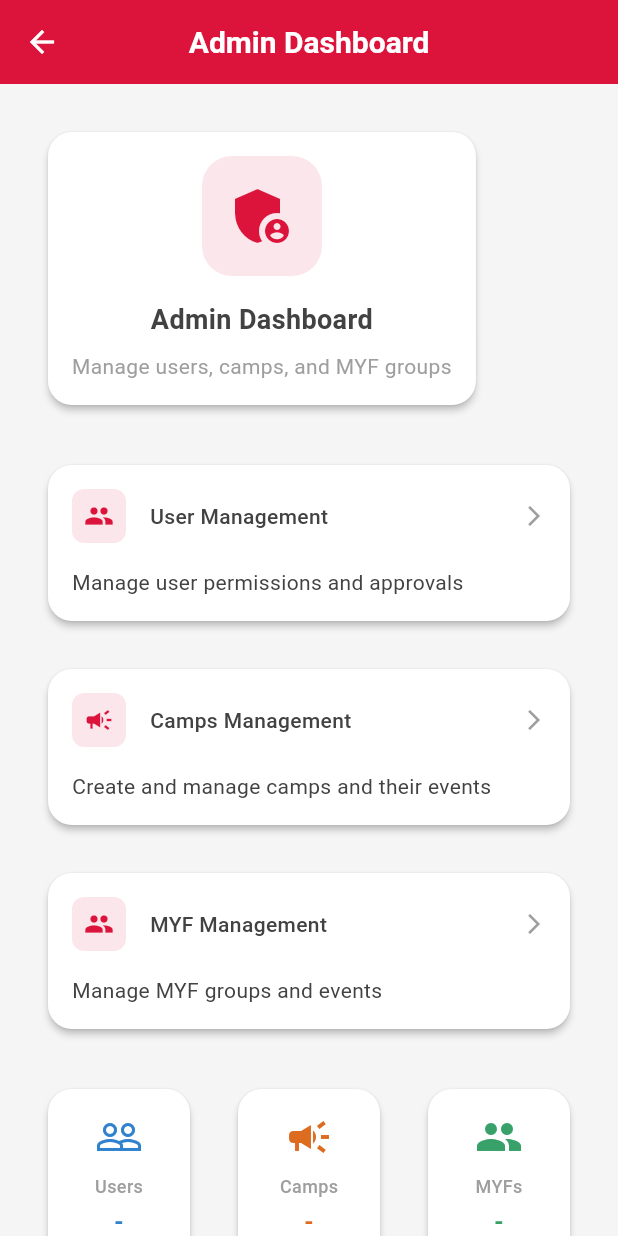
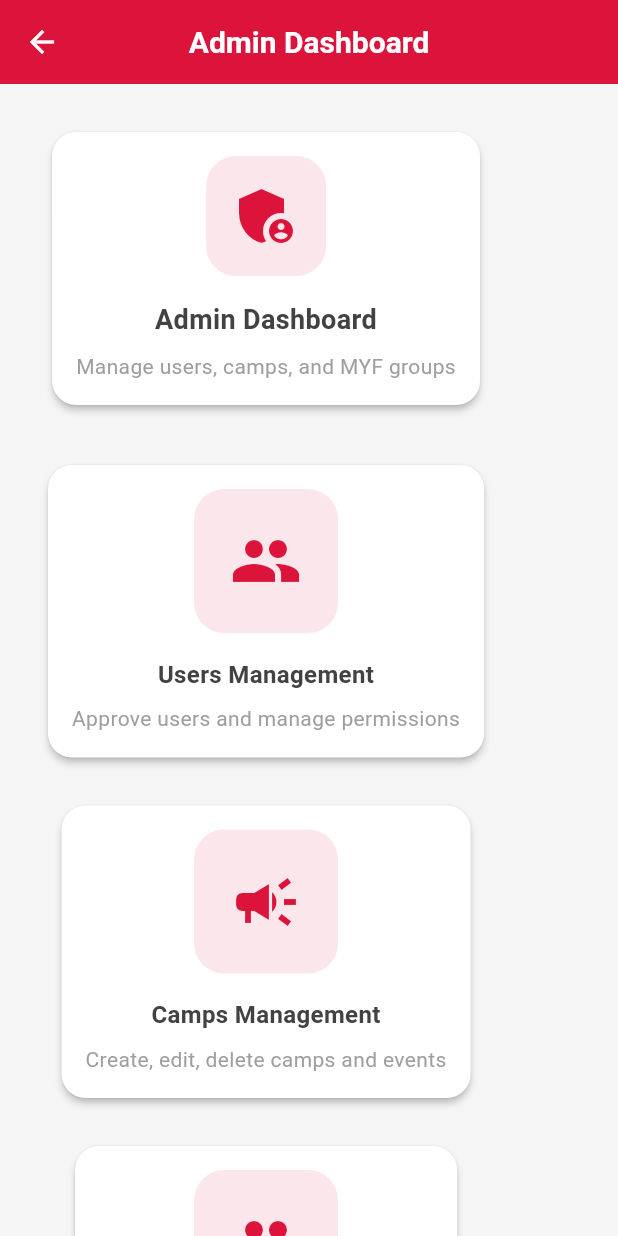
Before and after one commit to SwitU7Ronald/myf_connect, a Flutter app: the AdminDashboardPage screen opened by its route, on a phone screen of 412 x 824 dp. Run offline on Flutter 3.47's test engine with Material 3 defaults, Android fonts, the light colour scheme and no system bars; our stand-ins replace cloud_firestore, firebase_auth, firebase_core, google_sign_in; accounts and stored records are empty; generated files the repository leaves out were written again.

Commit message:
Refactor admin pages and profile page to use shared theme and widgets
- Updated AdminDashboardPage to use MethodistTheme and custom widgets
- Fixed import paths in AdminDashboardPage to properly reference page classes
- Refactored CampsManagementPage to use shared widgets (InfoCard, LoadingWidget, etc.)
- Updated MyfsCreatePage to use AppTextField, PrimaryButton, and MethodistCard
- Refactored ProfilePage to remove hardcoded colors and use MethodistTheme constants
- Improved UI consistency across all admin pages
- Enhanced error handling with theme-based snackbar methods
- Added proper loading states using LoadingOverlay and LoadingWidget

```diff
--- a/lib/pages/admin/admin_dashboard_page.dart
+++ b/lib/pages/admin/admin_dashboard_page.dart
@@ -1,8 +1,10 @@
+// ./lib/pages/admin/admin_dashboard_page.dart
 import 'package:flutter/material.dart';
 import '../../widgets/widgets.dart';
-import '../admin/camps_manage/camps_management_page.dart';
-import '../admin/myfs_manage/myfs_management_page.dart';
-import '../admin/users_manage/users_management_page.dart';
+// Fix the import paths - use absolute paths from lib/
+import '../../pages/admin/users_manage/users_management_page.dart';
+import '../../pages/admin/camps_manage/camps_management_page.dart';
+import '../../pages/admin/myfs_manage/myfs_management_page.dart';
 
 class AdminDashboardPage extends StatelessWidget {
   const AdminDashboardPage({super.key});
@@ -10,47 +12,43 @@ class AdminDashboardPage extends StatelessWidget {
   @override
   Widget build(BuildContext context) {
     return Scaffold(
-      backgroundColor: context.backgroundColor,
+      backgroundColor: MethodistTheme.lightGray,
       appBar: AppBar(
         title: const Text('Admin Dashboard'),
-        backgroundColor: context.primaryColor,
-        foregroundColor: context.surfaceColor,
-        elevation: 0,
+        backgroundColor: MethodistTheme.primaryRed,
+        foregroundColor: MethodistTheme.white,
       ),
       body: SingleChildScrollView(
         padding: MethodistTheme.paddingL,
         child: Column(
-          crossAxisAlignment: CrossAxisAlignment.start,
           children: [
-            // Welcome Card
+            // Header Card
             MethodistCard(
               child: Column(
                 children: [
                   Container(
                     padding: MethodistTheme.paddingM,
                     decoration: BoxDecoration(
-                      color: context.primaryColor.withOpacity(0.1),
-                      borderRadius: BorderRadius.circular(context.radiusXL),
+                      color: MethodistTheme.primaryRed.withOpacity(0.1),
+                      borderRadius: BorderRadius.circular(MethodistTheme.radiusXL),
                     ),
                     child: Icon(
                       Icons.admin_panel_settings,
                       size: 48,
-                      color: context.primaryColor,
+                      color: MethodistTheme.primaryRed,
                     ),
                   ),
-                  SizedBox(height: context.spacingM),
+                  SizedBox(height: MethodistTheme.spacingM),
                   Text(
                     'Admin Dashboard',
-                    style: context.headlineSmall.copyWith(
-                      color: context.textPrimary,
-                    ),
+                    style: MethodistTheme.headlineSmall,
                     textAlign: TextAlign.center,
                   ),
-                  SizedBox(height: context.spacingS),
+                  SizedBox(height: MethodistTheme.spacingS),
                   Text(
                     'Manage users, camps, and MYF groups',
-                    style: context.bodyMedium.copyWith(
-                      color: context.textSecondary,
+                    style: MethodistTheme.bodyMedium.copyWith(
+                      color: MethodistTheme.mediumGray,
                     ),
                     textAlign: TextAlign.center,
                   ),
@@ -58,147 +56,41 @@ class AdminDashboardPage extends StatelessWidget {
               ),
             ),
 
-            SizedBox(height: context.spacingL),
+            SizedBox(height: MethodistTheme.spacingL),
 
             // Management Cards
-            InfoCard(
-              title: 'User Management',
-              description: 'Manage user permissions and approvals',
+            FeatureCard(
+              title: 'Users Management',
+              description: 'Approve users and manage permissions',
               icon: Icons.people,
-              onTap: () {
-                Navigator.push(
+              onTap: () => Navigator.push(
                 context,
-                  MaterialPageRoute(
-                    builder: (_) => const UsersManagementPage(),
+                MaterialPageRoute(builder: (_) => const UsersManagementPage()),
               ),
-                );
-              },
             ),
 
-            SizedBox(height: context.spacingM),
+            SizedBox(height: MethodistTheme.spacingM),
 
-            InfoCard(
+            FeatureCard(
               title: 'Camps Management',
-              description: 'Create and manage camps and their events',
+              description: 'Create, edit, delete camps and events',
               icon: Icons.campaign,
-              onTap: () {
-                Navigator.push(
+              onTap: () => Navigator.push(
                 context,
-                  MaterialPageRoute(
-                    builder: (_) => const CampsManagementPage(),
+                MaterialPageRoute(builder: (_) => const CampsManagementPage()),
               ),
-                );
-              },
             ),
 
-            SizedBox(height: context.spacingM),
+            SizedBox(height: MethodistTheme.spacingM),
 
-            InfoCard(
+            FeatureCard(
               title: 'MYF Management',
-              description: 'Manage MYF groups and events',
+              description: 'Manage MYF groups and activities',
               icon: Icons.group,
-              onTap: () {
-                Navigator.push(
+              onTap: () => Navigator.push(
                 context,
-                  MaterialPageRoute(
-                    builder: (_) => const MyfsManagementPage(),
+                MaterialPageRoute(builder: (_) => const MyfsManagementPage()),
               ),
-                );
-              },
-            ),
-
-            SizedBox(height: context.spacingL),
-
-            // Statistics Cards Row
-            Row(
-              children: [
-                Expanded(
-                  child: MethodistCard(
-                    child: Column(
-                      children: [
-                        Icon(
-                          Icons.people_outline,
-                          size: 32,
-                          color: context.infoBlue,
-                        ),
-                        SizedBox(height: context.spacingS),
-                        Text(
-                          'Users',
-                          style: context.labelMedium.copyWith(
-                            color: context.textSecondary,
-                          ),
-                        ),
-                        SizedBox(height: context.spacingXS),
-                        Text(
-                          '-',
-                          style: context.titleLarge.copyWith(
-                            color: context.infoBlue,
-                            fontWeight: FontWeight.bold,
-                          ),
-                        ),
-                      ],
-                    ),
-                  ),
-                ),
-                SizedBox(width: context.spacingM),
-                Expanded(
-                  child: MethodistCard(
-                    child: Column(
-                      children: [
-                        Icon(
-                          Icons.campaign,
-                          size: 32,
-                          color: context.warningColor,
-                        ),
-                        SizedBox(height: context.spacingS),
-                        Text(
-                          'Camps',
-                          style: context.labelMedium.copyWith(
-                            color: context.textSecondary,
-                          ),
-                        ),
-                        SizedBox(height: context.spacingXS),
-                        Text(
-                          '-',
-                          style: context.titleLarge.copyWith(
-                            color: context.warningColor,
-                            fontWeight: FontWeight.bold,
-                          ),
-                        ),
-                      ],
-                    ),
-                  ),
-                ),
-                SizedBox(width: context.spacingM),
-                Expanded(
-                  child: MethodistCard(
-                    child: Column(
-                      children: [
-                        Icon(
-                          Icons.group,
-                          size: 32,
-                          color: context.successColor,
-                        ),
-                        SizedBox(height: context.spacingS),
-                        Text(
-                          'MYFs',
-                          style: context.labelMedium.copyWith(
-                            color: context.textSecondary,
-                          ),
-                        ),
-                        SizedBox(height: context.spacingXS),
-                        Text(
-                          '-',
-                          style: context.titleLarge.copyWith(
-                            color: context.successColor,
-                            fontWeight: FontWeight.bold,
-                          ),
-                        ),
-                      ],
-                    ),
-                  ),
-                ),
-              ],
             ),
           ],
         ),
--- a/lib/pages/admin/myfs_manage/myfs_create_page.dart
+++ b/lib/pages/admin/myfs_manage/myfs_create_page.dart
@@ -1,3 +1,4 @@
+// ./lib/pages/admin/myfs_manage/myfs_create_page.dart
 import 'package:flutter/material.dart';
 import 'package:cloud_firestore/cloud_firestore.dart';
 import '../../../widgets/widgets.dart';
```
Also changed, not shown: lib/pages/admin/camps_manage/camps_management_page.dart (+6 -31 lines), lib/pages/home/profile_page.dart (+33 -31 lines). Lines whose indentation alone changed are shown as unchanged.
